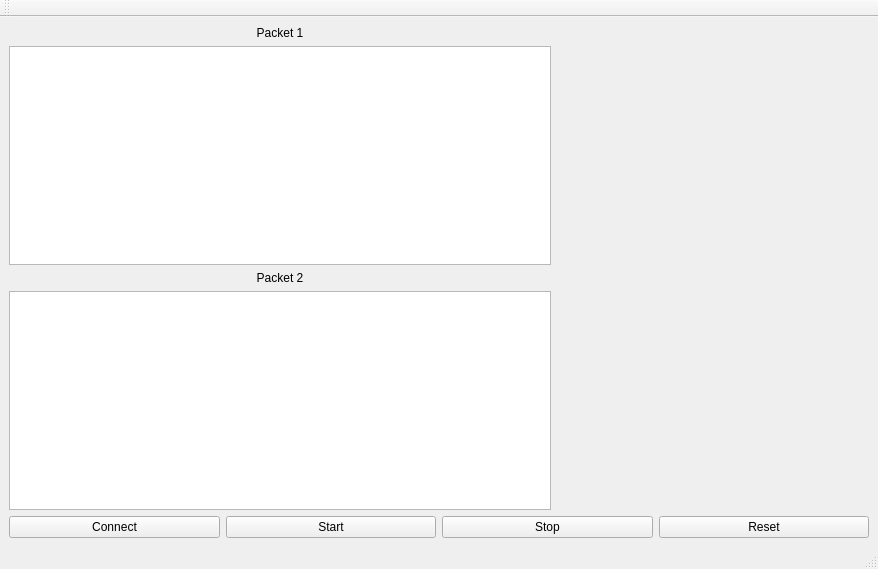
Old version of the form src/gcs/gcs_pc/gcs_pc/form.ui in the repository cansat-tsniimash/KNPN-2025.
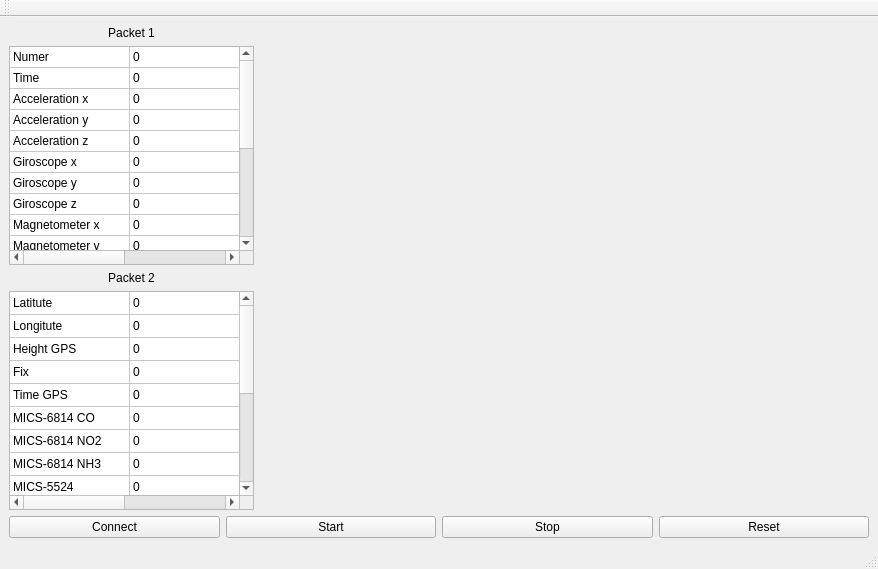
New version of the form. Custom widgets are drawn as their Qt base class.

Commit message: кууутиии продолжение

```diff
--- a/src/gcs/gcs_pc/gcs_pc/form.ui
+++ b/src/gcs/gcs_pc/gcs_pc/form.ui
@@ -35,8 +35,20 @@
    <property name="layoutDirection">
     <enum>Qt::LeftToRight</enum>
    </property>
-   <layout class="QGridLayout" name="gridLayout_2">
-    <item row="1" column="1" colspan="2">
+   <layout class="QGridLayout" name="gridLayout_2" columnstretch="0,2">
+    <property name="topMargin">
+     <number>9</number>
+    </property>
+    <property name="rightMargin">
+     <number>9</number>
+    </property>
+    <property name="bottomMargin">
+     <number>9</number>
+    </property>
+    <property name="spacing">
+     <number>6</number>
+    </property>
+    <item row="1" column="0" colspan="2">
      <layout class="QHBoxLayout" name="horizontalLayout_2">
       <item>
        <widget class="QPushButton" name="pushButton_2">
@@ -69,70 +81,554 @@
      </layout>
     </item>
     <item row="0" column="1">
-     <layout class="QVBoxLayout" name="verticalLayout_2" stretch="0,0,0,0">
-      <item>
-       <widget class="QLabel" name="label_8">
-        <property name="text">
-         <string>Packet 1</string>
-        </property>
-        <property name="alignment">
-         <set>Qt::AlignCenter</set>
-        </property>
-       </widget>
+     <layout class="QGridLayout" name="gridLayout">
+      <item row="2" column="1">
+       <widget class="PlotWidget" name="SP_parameters" native="true"/>
       </item>
-      <item>
-       <widget class="QListWidget" name="listWidget">
-        <property name="enabled">
-         <bool>true</bool>
-        </property>
-       </widget>
-      </item>
-      <item>
-       <widget class="QLabel" name="label_9">
-        <property name="text">
-         <string>Packet 2</string>
-        </property>
-        <property name="alignment">
-         <set>Qt::AlignCenter</set>
-        </property>
-       </widget>
-      </item>
-      <item>
-       <widget class="QListWidget" name="listWidget_2"/>
-      </item>
-     </layout>
-    </item>
-    <item row="0" column="2">
-     <layout class="QGridLayout" name="gridLayout" rowminimumheight="100,100,100" columnminimumwidth="100,100,100">
-      <item row="1" column="1">
-       <widget class="PlotWidget" name="Height" native="true"/>
+      <item row="2" column="0">
+       <widget class="PlotWidget" name="Gases_consentration" native="true"/>
       </item>
       <item row="0" column="2">
        <widget class="PlotWidget" name="Magnetometer" native="true"/>
       </item>
-      <item row="0" column="1">
-       <widget class="PlotWidget" name="Giroscope" native="true"/>
-      </item>
       <item row="0" column="0">
        <widget class="PlotWidget" name="Accelerometer" native="true"/>
       </item>
+      <item row="0" column="1">
+       <widget class="PlotWidget" name="Giroscope" native="true"/>
+      </item>
       <item row="1" column="0">
        <widget class="PlotWidget" name="Pressure" native="true"/>
       </item>
-      <item row="1" column="2">
+      <item row="1" column="1">
        <widget class="PlotWidget" name="Temperature" native="true"/>
       </item>
-      <item row="2" column="0">
-       <widget class="PlotWidget" name="Gases_consentration" native="true"/>
-      </item>
-      <item row="2" column="1">
-       <widget class="PlotWidget" name="SP_parameters" native="true"/>
+      <item row="1" column="2">
+       <widget class="PlotWidget" name="Height" native="true"/>
       </item>
       <item row="2" column="2">
        <widget class="PlotWidget" name="Illumination" native="true"/>
       </item>
      </layout>
     </item>
+    <item row="0" column="0">
+     <layout class="QVBoxLayout" name="verticalLayout_2">
+      <property name="sizeConstraint">
+       <enum>QLayout::SetMaximumSize</enum>
+      </property>
+      <item>
+       <widget class="QLabel" name="label_8">
+        <property name="text">
+         <string>Packet 1</string>
+        </property>
+        <property name="alignment">
+         <set>Qt::AlignCenter</set>
+        </property>
+       </widget>
+      </item>
+      <item>
+       <widget class="QTableWidget" name="tableWidget_2">
+        <property name="sizePolicy">
+         <sizepolicy hsizetype="Expanding" vsizetype="Expanding">
+          <horstretch>0</horstretch>
+          <verstretch>0</verstretch>
+         </sizepolicy>
+        </property>
+        <property name="minimumSize">
+         <size>
+          <width>240</width>
+          <height>0</height>
+         </size>
+        </property>
+        <property name="maximumSize">
+         <size>
+          <width>245</width>
+          <height>16777215</height>
+         </size>
+        </property>
+        <property name="lineWidth">
+         <number>1</number>
+        </property>
+        <property name="gridStyle">
+         <enum>Qt::SolidLine</enum>
+        </property>
+        <property name="sortingEnabled">
+         <bool>false</bool>
+        </property>
+        <property name="wordWrap">
+         <bool>true</bool>
+        </property>
+        <property name="cornerButtonEnabled">
+         <bool>true</bool>
+        </property>
+        <property name="rowCount">
+         <number>18</number>
+        </property>
+        <property name="columnCount">
+         <number>2</number>
+        </property>
+        <attribute name="horizontalHeaderVisible">
+         <bool>false</bool>
+        </attribute>
+        <attribute name="horizontalHeaderCascadingSectionResizes">
+         <bool>false</bool>
+        </attribute>
+        <attribute name="horizontalHeaderDefaultSectionSize">
+         <number>120</number>
+        </attribute>
+        <attribute name="horizontalHeaderHighlightSections">
+         <bool>true</bool>
+        </attribute>
+        <attribute name="horizontalHeaderShowSortIndicator" stdset="0">
+         <bool>false</bool>
+        </attribute>
+        <attribute name="horizontalHeaderStretchLastSection">
+         <bool>true</bool>
+        </attribute>
+        <attribute name="verticalHeaderVisible">
+         <bool>false</bool>
+        </attribute>
+        <attribute name="verticalHeaderMinimumSectionSize">
+         <number>21</number>
+        </attribute>
+        <attribute name="verticalHeaderDefaultSectionSize">
+         <number>21</number>
+        </attribute>
+        <attribute name="verticalHeaderShowSortIndicator" stdset="0">
+         <bool>false</bool>
+        </attribute>
+        <attribute name="verticalHeaderStretchLastSection">
+         <bool>false</bool>
+        </attribute>
+        <row/>
+        <row/>
+        <row/>
+        <row/>
+        <row/>
+        <row/>
+        <row/>
+        <row/>
+        <row/>
+        <row/>
+        <row/>
+        <row/>
+        <row/>
+        <row/>
+        <row/>
+        <row/>
+        <row/>
+        <row/>
+        <column/>
+        <column/>
+        <item row="0" column="0">
+         <property name="text">
+          <string>Numer</string>
+         </property>
+        </item>
+        <item row="0" column="1">
+         <property name="text">
+          <string>0</string>
+         </property>
+        </item>
+        <item row="1" column="0">
+         <property name="text">
+          <string>Time</string>
+         </property>
+        </item>
+        <item row="1" column="1">
+         <property name="text">
+          <string>0</string>
+         </property>
+        </item>
+        <item row="2" column="0">
+         <property name="text">
+          <string>Acceleration x</string>
+         </property>
+        </item>
+        <item row="2" column="1">
+         <property name="text">
+          <string>0</string>
+         </property>
+        </item>
+        <item row="3" column="0">
+         <property name="text">
+          <string>Acceleration y</string>
+         </property>
+        </item>
+        <item row="3" column="1">
+         <property name="text">
+          <string>0</string>
+         </property>
+        </item>
+        <item row="4" column="0">
+         <property name="text">
+          <string>Acceleration z</string>
+         </property>
+        </item>
+        <item row="4" column="1">
+         <property name="text">
+          <string>0</string>
+         </property>
+        </item>
+        <item row="5" column="0">
+         <property name="text">
+          <string>Giroscope x</string>
+         </property>
+        </item>
+        <item row="5" column="1">
+         <property name="text">
+          <string>0</string>
+         </property>
+        </item>
+        <item row="6" column="0">
+         <property name="text">
+          <string>Giroscope y</string>
+         </property>
+        </item>
+        <item row="6" column="1">
+         <property name="text">
+          <string>0</string>
+         </property>
+        </item>
+        <item row="7" column="0">
+         <property name="text">
+          <string>Giroscope z</string>
+         </property>
+        </item>
+        <item row="7" column="1">
+         <property name="text">
+          <string>0</string>
+         </property>
+        </item>
+        <item row="8" column="0">
+         <property name="text">
+          <string>Magnetometer x</string>
+         </property>
+        </item>
+        <item row="8" column="1">
+         <property name="text">
+          <string>0</string>
+         </property>
+        </item>
+        <item row="9" column="0">
+         <property name="text">
+          <string>Magnetometer y</string>
+         </property>
+        </item>
+        <item row="9" column="1">
+         <property name="text">
+          <string>0</string>
+         </property>
+        </item>
+        <item row="10" column="0">
+         <property name="text">
+          <string>Magnetometer z</string>
+         </property>
+        </item>
+        <item row="10" column="1">
+         <property name="text">
+          <string>0</string>
+         </property>
+        </item>
+        <item row="11" column="0">
+         <property name="text">
+          <string>State</string>
+         </property>
+        </item>
+        <item row="11" column="1">
+         <property name="text">
+          <string>0</string>
+         </property>
+        </item>
+        <item row="12" column="0">
+         <property name="text">
+          <string>Illumination</string>
+         </property>
+        </item>
+        <item row="12" column="1">
+         <property name="text">
+          <string>0</string>
+         </property>
+        </item>
+        <item row="13" column="0">
+         <property name="text">
+          <string>Distance</string>
+         </property>
+        </item>
+        <item row="13" column="1">
+         <property name="text">
+          <string>0</string>
+         </property>
+        </item>
+        <item row="14" column="0">
+         <property name="text">
+          <string>Temperature</string>
+         </property>
+        </item>
+        <item row="14" column="1">
+         <property name="text">
+          <string>0</string>
+         </property>
+        </item>
+        <item row="15" column="0">
+         <property name="text">
+          <string>Height</string>
+         </property>
+        </item>
+        <item row="15" column="1">
+         <property name="text">
+          <string>0</string>
+         </property>
+        </item>
+        <item row="16" column="0">
+         <property name="text">
+          <string>Humidity</string>
+         </property>
+        </item>
+        <item row="16" column="1">
+         <property name="text">
+          <string>0</string>
+         </property>
+        </item>
+        <item row="17" column="0">
+         <property name="text">
+          <string>Pressure</string>
+         </property>
+        </item>
+        <item row="17" column="1">
+         <property name="text">
+          <string>0</string>
+         </property>
+        </item>
+       </widget>
+      </item>
+      <item>
+       <widget class="QLabel" name="label_9">
+        <property name="text">
+         <string>Packet 2</string>
+        </property>
+        <property name="alignment">
+         <set>Qt::AlignCenter</set>
+        </property>
+       </widget>
+      </item>
+      <item>
+       <widget class="QTableWidget" name="tableWidget">
+        <property name="maximumSize">
+         <size>
+          <width>245</width>
+          <height>16777215</height>
+         </size>
+        </property>
+        <property name="rowCount">
+         <number>16</number>
+        </property>
+        <property name="columnCount">
+         <number>2</number>
+        </property>
+        <attribute name="horizontalHeaderVisible">
+         <bool>false</bool>
+        </attribute>
+        <attribute name="horizontalHeaderDefaultSectionSize">
+         <number>120</number>
+        </attribute>
+        <attribute name="horizontalHeaderStretchLastSection">
+         <bool>true</bool>
+        </attribute>
+        <attribute name="verticalHeaderVisible">
+         <bool>false</bool>
+        </attribute>
+        <attribute name="verticalHeaderDefaultSectionSize">
+         <number>23</number>
+        </attribute>
+        <attribute name="verticalHeaderHighlightSections">
+         <bool>true</bool>
+        </attribute>
+        <attribute name="verticalHeaderStretchLastSection">
+         <bool>false</bool>
+        </attribute>
+        <row/>
+        <row/>
+        <row/>
+        <row/>
+        <row/>
+        <row/>
+        <row/>
+        <row/>
+        <row/>
+        <row/>
+        <row/>
+        <row/>
+        <row/>
+        <row/>
+        <row/>
+        <row/>
+        <column/>
+        <column/>
+        <item row="0" column="0">
+         <property name="text">
+          <string>Latitute</string>
+         </property>
+        </item>
+        <item row="0" column="1">
+         <property name="text">
+          <string>0</string>
+         </property>
+        </item>
+        <item row="1" column="0">
+         <property name="text">
+          <string>Longitute</string>
+         </property>
+        </item>
+        <item row="1" column="1">
+         <property name="text">
+          <string>0</string>
+         </property>
+        </item>
+        <item row="2" column="0">
+         <property name="text">
+          <string>Height GPS</string>
+         </property>
+        </item>
+        <item row="2" column="1">
+         <property name="text">
+          <string>0</string>
+         </property>
+        </item>
+        <item row="3" column="0">
+         <property name="text">
+          <string>Fix</string>
+         </property>
+        </item>
+        <item row="3" column="1">
+         <property name="text">
+          <string>0</string>
+         </property>
+        </item>
+        <item row="4" column="0">
+         <property name="text">
+          <string>Time GPS</string>
+         </property>
+        </item>
+        <item row="4" column="1">
+         <property name="text">
+          <string>0</string>
+         </property>
+        </item>
+        <item row="5" column="0">
+         <property name="text">
+          <string>MICS-6814 CO</string>
+         </property>
+        </item>
+        <item row="5" column="1">
+         <property name="text">
+          <string>0</string>
+         </property>
+        </item>
+        <item row="6" column="0">
+         <property name="text">
+          <string>MICS-6814 NO2</string>
+         </property>
+        </item>
+        <item row="6" column="1">
+         <property name="text">
+          <string>0</string>
+         </property>
+        </item>
+        <item row="7" column="0">
+         <property name="text">
+          <string>MICS-6814 NH3</string>
+         </property>
+        </item>
+        <item row="7" column="1">
+         <property name="text">
+          <string>0</string>
+         </property>
+        </item>
+        <item row="8" column="0">
+         <property name="text">
+          <string>MICS-5524</string>
+         </property>
+        </item>
+        <item row="8" column="1">
+         <property name="text">
+          <string>0</string>
+         </property>
+        </item>
+        <item row="9" column="0">
+         <property name="text">
+          <string>CCS811 CO2</string>
+         </property>
+        </item>
+        <item row="9" column="1">
+         <property name="text">
+          <string>0</string>
+         </property>
+        </item>
+        <item row="10" column="0">
+         <property name="text">
+          <string>CCS811 TVOC</string>
+         </property>
+        </item>
+        <item row="10" column="1">
+         <property name="text">
+          <string>0</string>
+         </property>
+        </item>
+        <item row="11" column="0">
+         <property name="text">
+          <string>Temperature germo</string>
+         </property>
+        </item>
+        <item row="11" column="1">
+         <property name="text">
+          <string>0</string>
+         </property>
+        </item>
+        <item row="12" column="0">
+         <property name="text">
+          <string>Pressure germo</string>
+         </property>
+        </item>
+        <item row="12" column="1">
+         <property name="text">
+          <string>0</string>
+         </property>
+        </item>
+        <item row="13" column="0">
+         <property name="text">
+          <string>Humidity germo</string>
+         </property>
+        </item>
+        <item row="13" column="1">
+         <property name="text">
+          <string>0</string>
+         </property>
+        </item>
+        <item row="14" column="0">
+         <property name="text">
+          <string>SP current</string>
+         </property>
+        </item>
+        <item row="14" column="1">
+         <property name="text">
+          <string>0</string>
+         </property>
+        </item>
+        <item row="15" column="0">
+         <property name="text">
+          <string>SP voltage</string>
+         </property>
+        </item>
+        <item row="15" column="1">
+         <property name="text">
+          <string>0</string>
+         </property>
+        </item>
+       </widget>
+      </item>
+     </layout>
+    </item>
    </layout>
   </widget>
   <widget class="QMenuBar" name="menubar">
```
Left out of the diff: 8 changed lines with no effect on the pictures. The commit also changes 2 other files.
